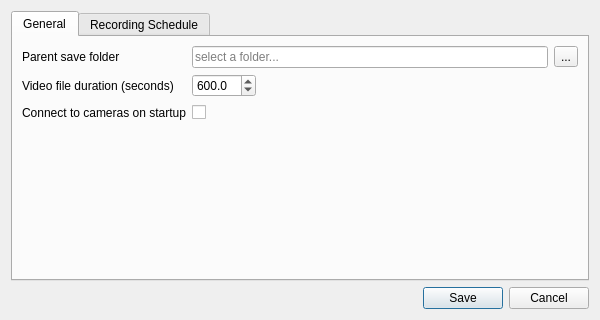
Old version of the form Source/IpFreelyPreferencesDialog.ui in the repository dac1976/IP-Freely.
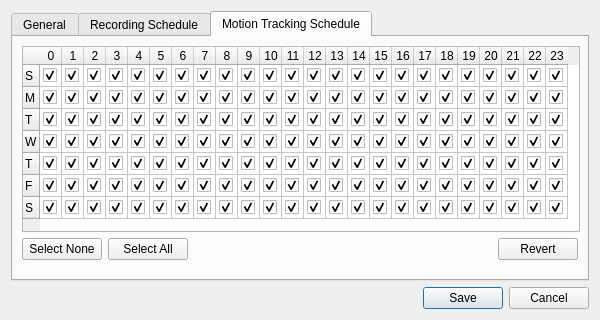
New version of the form.

Commit message:
Implemented motion tracking algorithm
Written opencv based motion tracking algorithmin RT STream Processor. Currently this just adds an overlay in real-time to displayed frame showing where motion is. This is a work i nprogress feature and not fully implemented yet.

What changed in the file:
```diff
--- a/Source/IpFreelyPreferencesDialog.ui
+++ b/Source/IpFreelyPreferencesDialog.ui
@@ -38,7 +38,7 @@
       <enum>QTabWidget::Rounded</enum>
      </property>
      <property name="currentIndex">
-      <number>0</number>
+      <number>2</number>
      </property>
      <widget class="QWidget" name="generalTab">
       <attribute name="title">
@@ -1683,6 +1683,1534 @@
        </item>
       </layout>
      </widget>
+     <widget class="QWidget" name="motionTrackingTab">
+      <attribute name="title">
+       <string>Motion Tracking Schedule</string>
+      </attribute>
+      <layout class="QVBoxLayout" name="verticalLayout_2">
+       <item>
+        <widget class="QTableWidget" name="motionTrackingTableWidget">
+         <property name="minimumSize">
+          <size>
+           <width>558</width>
+           <height>186</height>
+          </size>
+         </property>
+         <property name="maximumSize">
+          <size>
+           <width>558</width>
+           <height>186</height>
+          </size>
+         </property>
+         <property name="verticalScrollBarPolicy">
+          <enum>Qt::ScrollBarAlwaysOff</enum>
+         </property>
+         <property name="horizontalScrollBarPolicy">
+          <enum>Qt::ScrollBarAlwaysOff</enum>
+         </property>
+         <property name="selectionMode">
+          <enum>QAbstractItemView::NoSelection</enum>
+         </property>
+         <property name="selectionBehavior">
+          <enum>QAbstractItemView::SelectItems</enum>
+         </property>
+         <attribute name="horizontalHeaderDefaultSectionSize">
+          <number>22</number>
+         </attribute>
+         <attribute name="horizontalHeaderMinimumSectionSize">
+          <number>22</number>
+         </attribute>
+         <attribute name="verticalHeaderDefaultSectionSize">
+          <number>22</number>
+         </attribute>
+         <attribute name="verticalHeaderMinimumSectionSize">
+          <number>22</number>
+         </attribute>
+         <row>
+          <property name="text">
+           <string>S</string>
+          </property>
+         </row>
+         <row>
+          <property name="text">
+           <string>M</string>
+          </property>
+         </row>
+         <row>
+          <property name="text">
+           <string>T</string>
+          </property>
+         </row>
+         <row>
+          <property name="text">
+           <string>W</string>
+          </property>
+         </row>
+         <row>
+          <property name="text">
+           <string>T</string>
+          </property>
+         </row>
+         <row>
+          <property name="text">
+           <string>F</string>
+          </property>
+         </row>
+         <row>
+          <property name="text">
+           <string>S</string>
+          </property>
+         </row>
+         <column>
+          <property name="text">
+           <string>0</string>
+          </property>
+         </column>
+         <column>
+          <property name="text">
+           <string>1</string>
+          </property>
+         </column>
+         <column>
+          <property name="text">
+           <string>2</string>
+          </property>
+         </column>
+         <column>
+          <property name="text">
+           <string>3</string>
+          </property>
+         </column>
+         <column>
+          <property name="text">
+           <string>4</string>
+          </property>
+         </column>
+         <column>
+          <property name="text">
+           <string>5</string>
+          </property>
+         </column>
+         <column>
+          <property name="text">
+           <string>6</string>
+          </property>
+         </column>
+         <column>
+          <property name="text">
+           <string>7</string>
+          </property>
+         </column>
+         <column>
+          <property name="text">
+           <string>8</string>
+          </property>
+         </column>
+         <column>
+          <property name="text">
+           <string>9</string>
+          </property>
+         </column>
+         <column>
+          <property name="text">
+           <string>10</string>
+          </property>
+         </column>
+         <column>
+          <property name="text">
+           <string>11</string>
+          </property>
+         </column>
+         <column>
+          <property name="text">
+           <string>12</string>
+          </property>
+         </column>
+         <column>
+          <property name="text">
+           <string>13</string>
+          </property>
+         </column>
+         <column>
+          <property name="text">
+           <string>14</string>
+          </property>
+         </column>
+         <column>
+          <property name="text">
+           <string>15</string>
+          </property>
+         </column>
+         <column>
+          <property name="text">
+           <string>16</string>
+          </property>
+         </column>
+         <column>
+          <property name="text">
+           <string>17</string>
+          </property>
+         </column>
+         <column>
+          <property name="text">
+           <string>18</string>
+          </property>
+         </column>
+         <column>
+          <property name="text">
+           <string>19</string>
+          </property>
+         </column>
+         <column>
+          <property name="text">
+           <string>20</string>
+          </property>
+         </column>
+         <column>
+          <property name="text">
+           <string>21</string>
+          </property>
+         </column>
+         <column>
+          <property name="text">
+           <string>22</string>
+          </property>
+         </column>
+         <column>
+          <property name="text">
+           <string>23</string>
+          </property>
+         </column>
+         <item row="0" column="0">
+          <property name="text">
+           <string/>
+          </property>
+          <property name="checkState">
+           <enum>Checked</enum>
+          </property>
+         </item>
+         <item row="0" column="1">
+          <property name="text">
+           <string/>
+          </property>
+          <property name="checkState">
+           <enum>Checked</enum>
+          </property>
+         </item>
+         <item row="0" column="2">
+          <property name="text">
+           <string/>
+          </property>
+          <property name="checkState">
+           <enum>Checked</enum>
+          </property>
+         </item>
+         <item row="0" column="3">
+          <property name="text">
+           <string/>
+          </property>
+          <property name="checkState">
+           <enum>Checked</enum>
+          </property>
+         </item>
+         <item row="0" column="4">
+          <property name="text">
+           <string/>
+          </property>
+          <property name="checkState">
+           <enum>Checked</enum>
+          </property>
+         </item>
+         <item row="0" column="5">
+          <property name="text">
+           <string/>
+          </property>
+          <property name="checkState">
+           <enum>Checked</enum>
+          </property>
+         </item>
+         <item row="0" column="6">
+          <property name="text">
+           <string/>
+          </property>
+          <property name="checkState">
+           <enum>Checked</enum>
+          </property>
+         </item>
+         <item row="0" column="7">
+          <property name="text">
+           <string/>
+          </property>
+          <property name="checkState">
+           <enum>Checked</enum>
+          </property>
+         </item>
+         <item row="0" column="8">
+          <property name="text">
+           <string/>
+          </property>
+          <property name="checkState">
+           <enum>Checked</enum>
+          </property>
+         </item>
+         <item row="0" column="9">
+          <property name="text">
+           <string/>
+          </property>
+          <property name="checkState">
+           <enum>Checked</enum>
+          </property>
+         </item>
+         <item row="0" column="10">
+          <property name="text">
+           <string/>
+          </property>
+          <property name="checkState">
+           <enum>Checked</enum>
+          </property>
+         </item>
+         <item row="0" column="11">
+          <property name="text">
+           <string/>
+          </property>
+          <property name="checkState">
+           <enum>Checked</enum>
+          </property>
+         </item>
+         <item row="0" column="12">
+          <property name="text">
+           <string/>
+          </property>
+          <property name="checkState">
+           <enum>Checked</enum>
+          </property>
+         </item>
+         <item row="0" column="13">
+          <property name="text">
+           <string/>
+          </property>
+          <property name="checkState">
+           <enum>Checked</enum>
+          </property>
+         </item>
+         <item row="0" column="14">
+          <property name="text">
+           <string/>
+          </property>
+          <property name="checkState">
+           <enum>Checked</enum>
+          </property>
+         </item>
+         <item row="0" column="15">
+          <property name="text">
+           <string/>
+          </property>
+          <property name="checkState">
+           <enum>Checked</enum>
+          </property>
+         </item>
+         <item row="0" column="16">
+          <property name="text">
+           <string/>
+          </property>
+          <property name="checkState">
+           <enum>Checked</enum>
+          </property>
+         </item>
+         <item row="0" column="17">
+          <property name="text">
+           <string/>
+          </property>
+          <property name="checkState">
+           <enum>Checked</enum>
+          </property>
+         </item>
+         <item row="0" column="18">
+          <property name="text">
+           <string/>
+          </property>
+          <property name="checkState">
+           <enum>Checked</enum>
+          </property>
+         </item>
+         <item row="0" column="19">
+          <property name="text">
+           <string/>
+          </property>
+          <property name="checkState">
+           <enum>Checked</enum>
+          </property>
+         </item>
+         <item row="0" column="20">
+          <property name="text">
+           <string/>
+          </property>
+          <property name="checkState">
+           <enum>Checked</enum>
+          </property>
+         </item>
+         <item row="0" column="21">
+          <property name="text">
+           <string/>
+          </property>
+          <property name="checkState">
+           <enum>Checked</enum>
+          </property>
+         </item>
+         <item row="0" column="22">
+          <property name="text">
+           <string/>
+          </property>
+          <property name="checkState">
+           <enum>Checked</enum>
+          </property>
+         </item>
+         <item row="0" column="23">
+          <property name="text">
+           <string/>
+          </property>
+          <property name="checkState">
+           <enum>Checked</enum>
+          </property>
+         </item>
+         <item row="1" column="0">
+          <property name="text">
+           <string/>
+          </property>
+          <property name="checkState">
+           <enum>Checked</enum>
+          </property>
+         </item>
+         <item row="1" column="1">
+          <property name="checkState">
+           <enum>Checked</enum>
+          </property>
+         </item>
+         <item row="1" column="2">
+          <property name="checkState">
+           <enum>Checked</enum>
+          </property>
+         </item>
+         <item row="1" column="3">
+          <property name="checkState">
+           <enum>Checked</enum>
+          </property>
+         </item>
+         <item row="1" column="4">
+          <property name="checkState">
+           <enum>Checked</enum>
+          </property>
+         </item>
+         <item row="1" column="5">
+          <property name="checkState">
+           <enum>Checked</enum>
+          </property>
+         </item>
+         <item row="1" column="6">
+          <property name="checkState">
+           <enum>Checked</enum>
+          </property>
+         </item>
+         <item row="1" column="7">
+          <property name="checkState">
+           <enum>Checked</enum>
+          </property>
+         </item>
+         <item row="1" column="8">
+          <property name="checkState">
+           <enum>Checked</enum>
+          </property>
+         </item>
+         <item row="1" column="9">
+          <property name="checkState">
+           <enum>Checked</enum>
+          </property>
+         </item>
+         <item row="1" column="10">
+          <property name="checkState">
+           <enum>Checked</enum>
+          </property>
+         </item>
+         <item row="1" column="11">
+          <property name="checkState">
+           <enum>Checked</enum>
+          </property>
+         </item>
+         <item row="1" column="12">
+          <property name="checkState">
+           <enum>Checked</enum>
+          </property>
+         </item>
+         <item row="1" column="13">
+          <property name="checkState">
+           <enum>Checked</enum>
+          </property>
+         </item>
+         <item row="1" column="14">
+          <property name="checkState">
+           <enum>Checked</enum>
+          </property>
+         </item>
+         <item row="1" column="15">
+          <property name="checkState">
+           <enum>Checked</enum>
+          </property>
+         </item>
+         <item row="1" column="16">
+          <property name="checkState">
+           <enum>Checked</enum>
+          </property>
+         </item>
+         <item row="1" column="17">
+          <property name="checkState">
+           <enum>Checked</enum>
+          </property>
+         </item>
+         <item row="1" column="18">
+          <property name="checkState">
+           <enum>Checked</enum>
+          </property>
+         </item>
+         <item row="1" column="19">
+          <property name="checkState">
+           <enum>Checked</enum>
+          </property>
+         </item>
+         <item row="1" column="20">
+          <property name="checkState">
+           <enum>Checked</enum>
+          </property>
+         </item>
+         <item row="1" column="21">
+          <property name="checkState">
+           <enum>Checked</enum>
+          </property>
+         </item>
+         <item row="1" column="22">
+          <property name="checkState">
+           <enum>Checked</enum>
+          </property>
+         </item>
+         <item row="1" column="23">
+          <property name="checkState">
+           <enum>Checked</enum>
+          </property>
+         </item>
+         <item row="2" column="0">
+          <property name="text">
+           <string/>
+          </property>
+          <property name="checkState">
+           <enum>Checked</enum>
+          </property>
+         </item>
+         <item row="2" column="1">
+          <property name="text">
+           <string/>
+          </property>
+          <property name="checkState">
+           <enum>Checked</enum>
+          </property>
+         </item>
+         <item row="2" column="2">
+          <property name="text">
+           <string/>
+          </property>
+          <property name="checkState">
+           <enum>Checked</enum>
+          </property>
+         </item>
+         <item row="2" column="3">
+          <property name="text">
+           <string/>
+          </property>
+          <property name="checkState">
+           <enum>Checked</enum>
+          </property>
+         </item>
+         <item row="2" column="4">
+          <property name="text">
+           <string/>
+          </property>
+          <property name="checkState">
+           <enum>Checked</enum>
+          </property>
+         </item>
+         <item row="2" column="5">
+          <property name="text">
+           <string/>
+          </property>
+          <property name="checkState">
+           <enum>Checked</enum>
+          </property>
+         </item>
+         <item row="2" column="6">
+          <property name="text">
+           <string/>
+          </property>
+          <property name="checkState">
+           <enum>Checked</enum>
+          </property>
+         </item>
+         <item row="2" column="7">
+          <property name="text">
+           <string/>
+          </property>
+          <property name="checkState">
+           <enum>Checked</enum>
+          </property>
+         </item>
+         <item row="2" column="8">
+          <property name="text">
+           <string/>
+          </property>
+          <property name="checkState">
+           <enum>Checked</enum>
+          </property>
+         </item>
+         <item row="2" column="9">
+          <property name="text">
+           <string/>
+          </property>
+          <property name="checkState">
+           <enum>Checked</enum>
+          </property>
+         </item>
+         <item row="2" column="10">
+          <property name="text">
+           <string/>
+          </property>
+          <property name="checkState">
+           <enum>Checked</enum>
+          </property>
+         </item>
+         <item row="2" column="11">
+          <property name="text">
+           <string/>
+          </property>
+          <property name="checkState">
+           <enum>Checked</enum>
+          </property>
+         </item>
+         <item row="2" column="12">
+          <property name="text">
+           <string/>
+          </property>
+          <property name="checkState">
+           <enum>Checked</enum>
+          </property>
+         </item>
+         <item row="2" column="13">
+          <property name="text">
+           <string/>
+          </property>
+          <property name="checkState">
+           <enum>Checked</enum>
+          </property>
+         </item>
+         <item row="2" column="14">
+          <property name="text">
+           <string/>
+          </property>
+          <property name="checkState">
+           <enum>Checked</enum>
+          </property>
+         </item>
+         <item row="2" column="15">
+          <property name="text">
+           <string/>
+          </property>
+          <property name="checkState">
+           <enum>Checked</enum>
+          </property>
+         </item>
+         <item row="2" column="16">
+          <property name="text">
+           <string/>
+          </property>
+          <property name="checkState">
+           <enum>Checked</enum>
+          </property>
+         </item>
+         <item row="2" column="17">
+          <property name="text">
+           <string/>
+          </property>
+          <property name="checkState">
+           <enum>Checked</enum>
+          </property>
+         </item>
+         <item row="2" column="18">
+          <property name="text">
+           <string/>
+          </property>
+          <property name="checkState">
+           <enum>Checked</enum>
+          </property>
+         </item>
+         <item row="2" column="19">
+          <property name="text">
+           <string/>
+          </property>
+          <property name="checkState">
+           <enum>Checked</enum>
+          </property>
+         </item>
+         <item row="2" column="20">
+          <property name="text">
+           <string/>
+          </property>
+          <property name="checkState">
+           <enum>Checked</enum>
+          </property>
+         </item>
+         <item row="2" column="21">
+          <property name="text">
+           <string/>
+          </property>
+          <property name="checkState">
+           <enum>Checked</enum>
+          </property>
+         </item>
+         <item row="2" column="22">
+          <property name="text">
+           <string/>
+          </property>
+          <property name="checkState">
+           <enum>Checked</enum>
+          </property>
+         </item>
+         <item row="2" column="23">
+          <property name="text">
+           <string/>
+          </property>
+          <property name="checkState">
+           <enum>Checked</enum>
+          </property>
+         </item>
+         <item row="3" column="0">
+          <property name="text">
+           <string/>
+          </property>
+          <property name="checkState">
+           <enum>Checked</enum>
+          </property>
+         </item>
+         <item row="3" column="1">
+          <property name="text">
+           <string/>
+          </property>
+          <property name="checkState">
+           <enum>Checked</enum>
+          </property>
+         </item>
+         <item row="3" column="2">
+          <property name="text">
+           <string/>
+          </property>
+          <property name="checkState">
+           <enum>Checked</enum>
+          </property>
+         </item>
+         <item row="3" column="3">
+          <property name="text">
+           <string/>
+          </property>
+          <property name="checkState">
+           <enum>Checked</enum>
+          </property>
+         </item>
+         <item row="3" column="4">
+          <property name="text">
+           <string/>
+          </property>
+          <property name="checkState">
+           <enum>Checked</enum>
+          </property>
+         </item>
+         <item row="3" column="5">
+          <property name="text">
+           <string/>
+          </property>
+          <property name="checkState">
+           <enum>Checked</enum>
+          </property>
+         </item>
+         <item row="3" column="6">
+          <property name="text">
+           <string/>
+          </property>
+          <property name="checkState">
+           <enum>Checked</enum>
+          </property>
+         </item>
+         <item row="3" column="7">
+          <property name="text">
+           <string/>
+          </property>
+          <property name="checkState">
+           <enum>Checked</enum>
+          </property>
+         </item>
+         <item row="3" column="8">
+          <property name="text">
+           <string/>
+          </property>
+          <property name="checkState">
+           <enum>Checked</enum>
+          </property>
+         </item>
+         <item row="3" column="9">
+          <property name="text">
+           <string/>
+          </property>
+          <property name="checkState">
+           <enum>Checked</enum>
+          </property>
+         </item>
+         <item row="3" column="10">
+          <property name="text">
+           <string/>
+          </property>
+          <property name="checkState">
+           <enum>Checked</enum>
+          </property>
+         </item>
+         <item row="3" column="11">
+          <property name="text">
+           <string/>
+          </property>
+          <property name="checkState">
+           <enum>Checked</enum>
+          </property>
+         </item>
+         <item row="3" column="12">
+          <property name="text">
+           <string/>
+          </property>
+          <property name="checkState">
+           <enum>Checked</enum>
+          </property>
+         </item>
+         <item row="3" column="13">
+          <property name="text">
+           <string/>
+          </property>
+          <property name="checkState">
+           <enum>Checked</enum>
+          </property>
+         </item>
+         <item row="3" column="14">
+          <property name="text">
+           <string/>
+          </property>
+          <property name="checkState">
+           <enum>Checked</enum>
+          </property>
+         </item>
+         <item row="3" column="15">
+          <property name="text">
+           <string/>
+          </property>
+          <property name="checkState">
+           <enum>Checked</enum>
+          </property>
+         </item>
+         <item row="3" column="16">
+          <property name="text">
+           <string/>
+          </property>
+          <property name="checkState">
+           <enum>Checked</enum>
+          </property>
+         </item>
+         <item row="3" column="17">
+          <property name="text">
+           <string/>
+          </property>
+          <property name="checkState">
+           <enum>Checked</enum>
+          </property>
+         </item>
+         <item row="3" column="18">
+          <property name="text">
+           <string/>
+          </property>
+          <property name="checkState">
+           <enum>Checked</enum>
+          </property>
+         </item>
+         <item row="3" column="19">
+          <property name="text">
+           <string/>
+          </property>
+          <property name="checkState">
+           <enum>Checked</enum>
+          </property>
+         </item>
+         <item row="3" column="20">
+          <property name="text">
+           <string/>
+          </property>
+          <property name="checkState">
+           <enum>Checked</enum>
+          </property>
+         </item>
+         <item row="3" column="21">
+          <property name="text">
+           <string/>
+          </property>
+          <property name="checkState">
+           <enum>Checked</enum>
+          </property>
+         </item>
+         <item row="3" column="22">
+          <property name="text">
+           <string/>
+          </property>
+          <property name="checkState">
+           <enum>Checked</enum>
+          </property>
+         </item>
+         <item row="3" column="23">
+          <property name="text">
+           <string/>
+          </property>
+          <property name="checkState">
+           <enum>Checked</enum>
+          </property>
+         </item>
+         <item row="4" column="0">
+          <property name="text">
+           <string/>
+          </property>
+          <property name="checkState">
+           <enum>Checked</enum>
+          </property>
+         </item>
+         <item row="4" column="1">
+          <property name="text">
+           <string/>
+          </property>
+          <property name="checkState">
+           <enum>Checked</enum>
+          </property>
+         </item>
+         <item row="4" column="2">
+          <property name="text">
+           <string/>
+          </property>
+          <property name="checkState">
+           <enum>Checked</enum>
+          </property>
+         </item>
+         <item row="4" column="3">
+          <property name="text">
+           <string/>
+          </property>
+          <property name="checkState">
+           <enum>Checked</enum>
+          </property>
+         </item>
+         <item row="4" column="4">
+          <property name="text">
+           <string/>
+          </property>
+          <property name="checkState">
+           <enum>Checked</enum>
+          </property>
+         </item>
+         <item row="4" column="5">
+          <property name="text">
+           <string/>
+          </property>
+          <property name="checkState">
+           <enum>Checked</enum>
+          </property>
+         </item>
+         <item row="4" column="6">
+          <property name="text">
+           <string/>
+          </property>
+          <property name="checkState">
+           <enum>Checked</enum>
+          </property>
+         </item>
+         <item row="4" column="7">
+          <property name="text">
+           <string/>
+          </property>
+          <property name="checkState">
+           <enum>Checked</enum>
+          </property>
+         </item>
+         <item row="4" column="8">
+          <property name="text">
+           <string/>
+          </property>
+          <property name="checkState">
+           <enum>Checked</enum>
+          </property>
+         </item>
+         <item row="4" column="9">
+          <property name="text">
+           <string/>
+          </property>
+          <property name="checkState">
+           <enum>Checked</enum>
+          </property>
+         </item>
+         <item row="4" column="10">
+          <property name="text">
+           <string/>
+          </property>
+          <property name="checkState">
+           <enum>Checked</enum>
+          </property>
+         </item>
+         <item row="4" column="11">
+          <property name="text">
+           <string/>
+          </property>
+          <property name="checkState">
+           <enum>Checked</enum>
+          </property>
+         </item>
+         <item row="4" column="12">
+          <property name="text">
+           <string/>
+          </property>
+          <property name="checkState">
+           <enum>Checked</enum>
+          </property>
+         </item>
+         <item row="4" column="13">
+          <property name="text">
+           <string/>
+          </property>
+          <property name="checkState">
+           <enum>Checked</enum>
+          </property>
+         </item>
+         <item row="4" column="14">
+          <property name="text">
+           <string/>
+          </property>
+          <property name="checkState">
+           <enum>Checked</enum>
+          </property>
+         </item>
+         <item row="4" column="15">
+          <property name="text">
+           <string/>
+          </property>
+          <property name="checkState">
+           <enum>Checked</enum>
+          </property>
+         </item>
+         <item row="4" column="16">
+          <property name="text">
+           <string/>
+          </property>
+          <property name="checkState">
+           <enum>Checked</enum>
+          </property>
+         </item>
+         <item row="4" column="17">
+          <property name="text">
+           <string/>
+          </property>
+          <property name="checkState">
+           <enum>Checked</enum>
+          </property>
+         </item>
+         <item row="4" column="18">
+          <property name="text">
+           <string/>
+          </property>
+          <property name="checkState">
+           <enum>Checked</enum>
+          </property>
+         </item>
+         <item row="4" column="19">
+          <property name="text">
+           <string/>
+          </property>
+          <property name="checkState">
+           <enum>Checked</enum>
+          </property>
+         </item>
+         <item row="4" column="20">
+          <property name="text">
+           <string/>
+          </property>
+          <property name="checkState">
+           <enum>Checked</enum>
+          </property>
+         </item>
+         <item row="4" column="21">
+          <property name="text">
+           <string/>
+          </property>
+          <property name="checkState">
+           <enum>Checked</enum>
+          </property>
+         </item>
+         <item row="4" column="22">
+          <property name="text">
+           <string/>
+          </property>
+          <property name="checkState">
+           <enum>Checked</enum>
+          </property>
+         </item>
+         <item row="4" column="23">
+          <property name="text">
+           <string/>
+          </property>
+          <property name="checkState">
+           <enum>Checked</enum>
+          </property>
+         </item>
+         <item row="5" column="0">
+          <property name="text">
+           <string/>
+          </property>
+          <property name="checkState">
+           <enum>Checked</enum>
+          </property>
+         </item>
+         <item row="5" column="1">
+          <property name="text">
+           <string/>
+          </property>
+          <property name="checkState">
+           <enum>Checked</enum>
+          </property>
+         </item>
+         <item row="5" column="2">
+          <property name="text">
+           <string/>
+          </property>
+          <property name="checkState">
+           <enum>Checked</enum>
+          </property>
+         </item>
+         <item row="5" column="3">
+          <property name="text">
+           <string/>
+          </property>
+          <property name="checkState">
+           <enum>Checked</enum>
+          </property>
+         </item>
+         <item row="5" column="4">
+          <property name="text">
+           <string/>
+          </property>
+          <property name="checkState">
+           <enum>Checked</enum>
+          </property>
+         </item>
+         <item row="5" column="5">
+          <property name="text">
+           <string/>
+          </property>
+          <property name="checkState">
+           <enum>Checked</enum>
+          </property>
+         </item>
+         <item row="5" column="6">
+          <property name="text">
+           <string/>
+          </property>
+          <property name="checkState">
+           <enum>Checked</enum>
+          </property>
+         </item>
+         <item row="5" column="7">
+          <property name="text">
+           <string/>
+          </property>
+          <property name="checkState">
+           <enum>Checked</enum>
+          </property>
+         </item>
+         <item row="5" column="8">
+          <property name="text">
+           <string/>
+          </property>
+          <property name="checkState">
+           <enum>Checked</enum>
+          </property>
+         </item>
+         <item row="5" column="9">
+          <property name="text">
+           <string/>
+          </property>
+          <property name="checkState">
+           <enum>Checked</enum>
+          </property>
+         </item>
+         <item row="5" column="10">
+          <property name="text">
+           <string/>
+          </property>
+          <property name="checkState">
+           <enum>Checked</enum>
+          </property>
+         </item>
+         <item row="5" column="11">
+          <property name="text">
+           <string/>
+          </property>
+          <property name="checkState">
+           <enum>Checked</enum>
+          </property>
+         </item>
+         <item row="5" column="12">
+          <property name="text">
+           <string/>
+          </property>
+          <property name="checkState">
+           <enum>Checked</enum>
+          </property>
+         </item>
+         <item row="5" column="13">
+          <property name="text">
+           <string/>
+          </property>
+          <property name="checkState">
+           <enum>Checked</enum>
+          </property>
+         </item>
+         <item row="5" column="14">
+          <property name="text">
+           <string/>
+          </property>
+          <property name="checkState">
+           <enum>Checked</enum>
+          </property>
+         </item>
+         <item row="5" column="15">
+          <property name="text">
+           <string/>
+          </property>
+          <property name="checkState">
+           <enum>Checked</enum>
+          </property>
+         </item>
+         <item row="5" column="16">
+          <property name="text">
+           <string/>
+          </property>
+          <property name="checkState">
+           <enum>Checked</enum>
+          </property>
+         </item>
+         <item row="5" column="17">
+          <property name="text">
+           <string/>
+          </property>
+          <property name="checkState">
+           <enum>Checked</enum>
+          </property>
+         </item>
+         <item row="5" column="18">
+          <property name="text">
+           <string/>
+          </property>
+          <property name="checkState">
+           <enum>Checked</enum>
+          </property>
+         </item>
+         <item row="5" column="19">
+          <property name="text">
+           <string/>
+          </property>
+          <property name="checkState">
+           <enum>Checked</enum>
+          </property>
+         </item>
+         <item row="5" column="20">
+          <property name="text">
+           <string/>
+          </property>
+          <property name="checkState">
+           <enum>Checked</enum>
+          </property>
+         </item>
+         <item row="5" column="21">
+          <property name="text">
+           <string/>
+          </property>
+          <property name="checkState">
+           <enum>Checked</enum>
+          </property>
+         </item>
+         <item row="5" column="22">
+          <property name="text">
+           <string/>
+          </property>
+          <property name="checkState">
+           <enum>Checked</enum>
+          </property>
+         </item>
+         <item row="5" column="23">
+          <property name="text">
+           <string/>
+          </property>
+          <property name="checkState">
+           <enum>Checked</enum>
+          </property>
+         </item>
+         <item row="6" column="0">
+          <property name="text">
+           <string/>
+          </property>
+          <property name="checkState">
+           <enum>Checked</enum>
+          </property>
+         </item>
+         <item row="6" column="1">
+          <property name="text">
+           <string/>
+          </property>
+          <property name="checkState">
+           <enum>Checked</enum>
+          </property>
+         </item>
+         <item row="6" column="2">
+          <property name="text">
+           <string/>
+          </property>
+          <property name="checkState">
+           <enum>Checked</enum>
+          </property>
+         </item>
+         <item row="6" column="3">
+          <property name="text">
+           <string/>
+          </property>
+          <property name="checkState">
+           <enum>Checked</enum>
+          </property>
+         </item>
+         <item row="6" column="4">
+          <property name="text">
+           <string/>
+          </property>
+          <property name="checkState">
+           <enum>Checked</enum>
+          </property>
+         </item>
+         <item row="6" column="5">
+          <property name="text">
+           <string/>
+          </property>
+          <property name="checkState">
+           <enum>Checked</enum>
+          </property>
+         </item>
+         <item row="6" column="6">
+          <property name="text">
+           <string/>
+          </property>
+          <property name="checkState">
+           <enum>Checked</enum>
+          </property>
+         </item>
+         <item row="6" column="7">
+          <property name="text">
+           <string/>
+          </property>
+          <property name="checkState">
+           <enum>Checked</enum>
+          </property>
+         </item>
+         <item row="6" column="8">
+          <property name="text">
+           <string/>
+          </property>
+          <property name="checkState">
+           <enum>Checked</enum>
+          </property>
+         </item>
+         <item row="6" column="9">
+          <property name="text">
+           <string/>
+          </property>
+          <property name="checkState">
+           <enum>Checked</enum>
+          </property>
+         </item>
+         <item row="6" column="10">
+          <property name="text">
+           <string/>
+          </property>
+          <property name="checkState">
+           <enum>Checked</enum>
+          </property>
+         </item>
+         <item row="6" column="11">
+          <property name="text">
+           <string/>
+          </property>
+          <property name="checkState">
+           <enum>Checked</enum>
+          </property>
+         </item>
+         <item row="6" column="12">
+          <property name="text">
+           <string/>
+          </property>
+          <property name="checkState">
+           <enum>Checked</enum>
+          </property>
+         </item>
+         <item row="6" column="13">
+          <property name="text">
+           <string/>
+          </property>
+          <property name="checkState">
+           <enum>Checked</enum>
+          </property>
+         </item>
+         <item row="6" column="14">
+          <property name="text">
+           <string/>
+          </property>
+          <property name="checkState">
+           <enum>Checked</enum>
+          </property>
+         </item>
+         <item row="6" column="15">
+          <property name="text">
+           <string/>
+          </property>
+          <property name="checkState">
+           <enum>Checked</enum>
+          </property>
+         </item>
+         <item row="6" column="16">
+          <property name="text">
+           <string/>
+          </property>
+          <property name="checkState">
+           <enum>Checked</enum>
+          </property>
+         </item>
+         <item row="6" column="17">
+          <property name="text">
+           <string/>
+          </property>
+          <property name="checkState">
+           <enum>Checked</enum>
+          </property>
+         </item>
+         <item row="6" column="18">
+          <property name="text">
+           <string/>
+          </property>
+          <property name="checkState">
+           <enum>Checked</enum>
+          </property>
+         </item>
+         <item row="6" column="19">
+          <property name="text">
+           <string/>
+          </property>
+          <property name="checkState">
+           <enum>Checked</enum>
+          </property>
+         </item>
+         <item row="6" column="20">
+          <property name="text">
+           <string/>
+          </property>
+          <property name="checkState">
+           <enum>Checked</enum>
+          </property>
+         </item>
+         <item row="6" column="21">
+          <property name="text">
+           <string/>
+          </property>
+          <property name="checkState">
+           <enum>Checked</enum>
+          </property>
+         </item>
+         <item row="6" column="22">
+          <property name="text">
+           <string/>
+          </property>
+          <property name="checkState">
+           <enum>Checked</enum>
+          </property>
+         </item>
+         <item row="6" column="23">
+          <property name="text">
+           <string/>
+          </property>
+          <property name="checkState">
+           <enum>Checked</enum>
+          </property>
+         </item>
+        </widget>
+       </item>
+       <item>
+        <layout class="QHBoxLayout" name="horizontalLayout_4">
+         <item>
+          <widget class="QPushButton" name="selectNoneMtPushButton">
+           <property name="text">
+            <string>Select None</string>
+           </property>
+          </widget>
+         </item>
+         <item>
+          <widget class="QPushButton" name="selectAllMtPushButton">
+           <property name="text">
+            <string>Select All</string>
+           </property>
+          </widget>
+         </item>
+         <item>
+          <spacer name="horizontalSpacer_4">
+           <property name="orientation">
+            <enum>Qt::Horizontal</enum>
+           </property>
+           <property name="sizeHint" stdset="0">
+            <size>
+             <width>40</width>
+             <height>20</height>
+            </size>
+           </property>
+          </spacer>
+         </item>
+         <item>
+          <widget class="QPushButton" name="revertScheduleMtPushButton">
+           <property name="text">
+            <string>Revert</string>
+           </property>
+          </widget>
+         </item>
+        </layout>
+       </item>
+       <item>
+        <spacer name="verticalSpacer">
+         <property name="orientation">
+          <enum>Qt::Vertical</enum>
+         </property>
+         <property name="sizeHint" stdset="0">
+          <size>
+           <width>20</width>
+           <height>40</height>
+          </size>
+         </property>
+        </spacer>
+       </item>
+      </layout>
+     </widget>
     </widget>
    </item>
    <item>
```
The commit also changes 7 other files.
